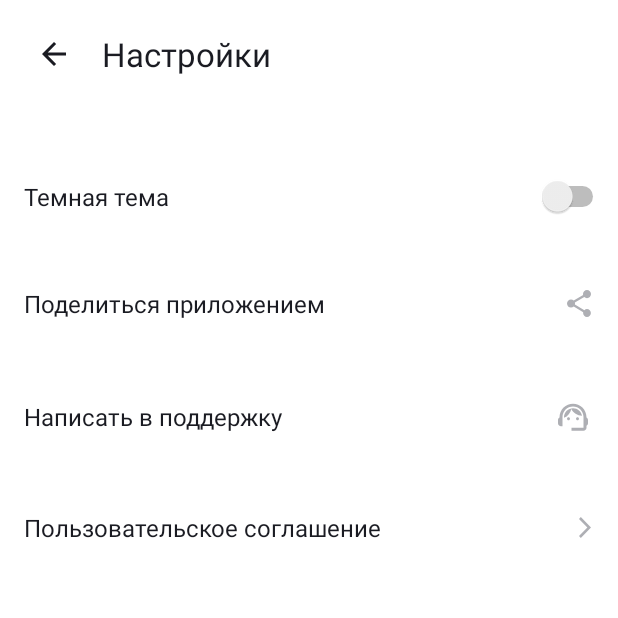
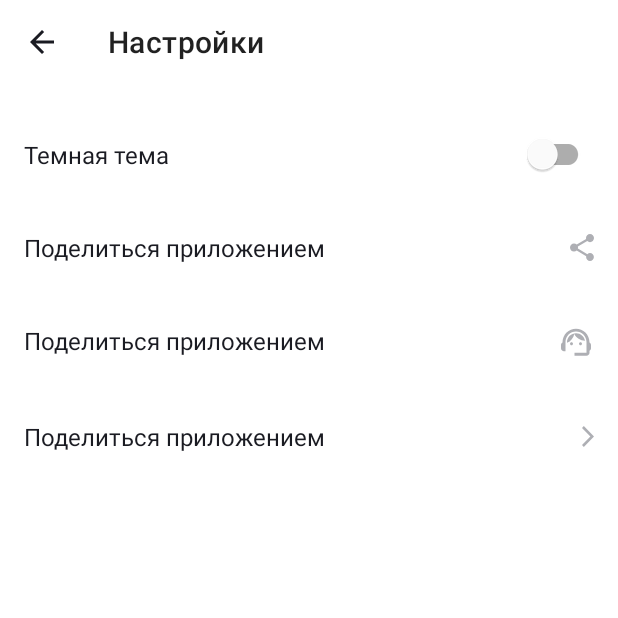
Before and after one commit to VaySpe/Playlist-Maker, an Android app: the screen it shows after launch (SettingsActivity), after a tap on "Настройки", on a phone screen of 412 x 824 dp, the top half of it. Run offline under Robolectric (Android 15) with nearby library versions, the phone set to English and light mode, and no system bars.

Commit message:
Improved HW 8 according to recommendations

```diff
--- a/app/src/main/AndroidManifest.xml
+++ b/app/src/main/AndroidManifest.xml
@@ -13,10 +13,10 @@
         android:theme="@style/Theme.MaterialComponents.DayNight.NoActionBar"
         tools:targetApi="31">
         <activity
-            android:name=".MainActivity3"
+            android:name=".SearchActivity"
             android:exported="false" />
         <activity
-            android:name=".MainActivity2"
+            android:name=".MediaLibraryActivity"
             android:exported="false" />
         <activity
             android:name=".SettingsActivity"
--- a/app/src/main/java/com/example/playlistmaker/MainActivity.kt
+++ b/app/src/main/java/com/example/playlistmaker/MainActivity.kt
@@ -3,9 +3,7 @@ package com.example.playlistmaker
 import android.content.Intent
 import androidx.appcompat.app.AppCompatActivity
 import android.os.Bundle
-import android.view.View
 import android.widget.Button
-import android.widget.Toast
 
 class MainActivity : AppCompatActivity() {
     override fun onCreate(savedInstanceState: Bundle?) {
@@ -14,18 +12,15 @@ class MainActivity : AppCompatActivity() {
 
         val searchBtn = findViewById<Button>(R.id.search)
 
-        val btnClickListener: View.OnClickListener = object : View.OnClickListener {
-            override fun onClick(v: View?) {
-                val displayIntent = Intent(this@MainActivity, MainActivity2::class.java)
-                startActivity(displayIntent)
-            }
+        searchBtn.setOnClickListener {
+            val displayIntent = Intent(this, SearchActivity::class.java)
+            startActivity(displayIntent)
         }
-        searchBtn.setOnClickListener(btnClickListener)
 
         val libraryBtn = findViewById<Button>(R.id.library)
 
         libraryBtn.setOnClickListener {
-            val displayIntent = Intent(this, MainActivity2::class.java)
+            val displayIntent = Intent(this, MediaLibraryActivity::class.java)
             startActivity(displayIntent)
         }
 
--- a/app/src/main/java/com/example/playlistmaker/MainActivity2.kt
+++ b/app/src/main/java/com/example/playlistmaker/MediaLibraryActivity.kt
@@ -3,9 +3,9 @@ package com.example.playlistmaker
 import androidx.appcompat.app.AppCompatActivity
 import android.os.Bundle
 
-class MainActivity2 : AppCompatActivity() {
+class MediaLibraryActivity : AppCompatActivity() {
     override fun onCreate(savedInstanceState: Bundle?) {
         super.onCreate(savedInstanceState)
-        setContentView(R.layout.activity_2)
+        setContentView(R.layout.activity_media_library)
     }
 }
--- a/app/src/main/java/com/example/playlistmaker/MainActivity3.kt
+++ b/app/src/main/java/com/example/playlistmaker/SearchActivity.kt
@@ -3,9 +3,9 @@ package com.example.playlistmaker
 import androidx.appcompat.app.AppCompatActivity
 import android.os.Bundle
 
-class MainActivity3 : AppCompatActivity() {
+class SearchActivity : AppCompatActivity() {
     override fun onCreate(savedInstanceState: Bundle?) {
         super.onCreate(savedInstanceState)
-        setContentView(R.layout.activity_3)
+        setContentView(R.layout.activity_search)
     }
 }
--- a/app/src/main/java/com/example/playlistmaker/SettingsActivity.kt
+++ b/app/src/main/java/com/example/playlistmaker/SettingsActivity.kt
@@ -4,6 +4,7 @@ import android.content.Intent
 import android.os.Bundle
 import android.widget.Button
 import android.widget.ImageButton
+import android.widget.Toolbar
 import androidx.appcompat.app.AppCompatActivity
 
 class SettingsActivity : AppCompatActivity() {
@@ -11,7 +12,7 @@ class SettingsActivity : AppCompatActivity() {
         super.onCreate(savedInstanceState)
         setContentView(R.layout.activity_settings)
 
-        val backSettingsBtn = findViewById<ImageButton>(R.id.settings_back)
+        val backSettingsBtn = findViewById<androidx.appcompat.widget.Toolbar>(R.id.settings_back)
 
         backSettingsBtn.setOnClickListener {
             val displayIntent = Intent(this, MainActivity::class.java)
--- a/app/src/main/res/drawable/arrow_back.xml
+++ b/app/src/main/res/drawable/arrow_back.xml
@@ -5,5 +5,5 @@
     android:viewportHeight="16">
   <path
       android:pathData="M16,7H3.83L9.42,1.41L8,0L0,8L8,16L9.41,14.59L3.83,9H16V7Z"
-      android:fillColor="#1A1B22"/>
+      android:fillColor="@color/black"/>
 </vector>
--- a/app/src/main/res/layout/activity_main.xml
+++ b/app/src/main/res/layout/activity_main.xml
@@ -7,8 +7,8 @@
     android:orientation="vertical"
     android:background="@color/background"
     tools:context=".MainActivity"
-    android:paddingHorizontal="16dp"
-    android:paddingBottom="20dp">
+    android:paddingHorizontal="@dimen/small_padding"
+    android:paddingBottom="@dimen/medium_padding">
 
     <TextView
         android:layout_width="match_parent"
@@ -17,12 +17,12 @@
         android:textColor="@color/white"
         android:textSize="@dimen/big_text"
         android:paddingBottom="12dp"
-        android:paddingTop="10dp"/>
+        android:paddingTop="8dp"/>
 
     <LinearLayout
         android:layout_width="match_parent"
         android:layout_height="match_parent"
-        android:layout_marginTop="16dp"
+        android:layout_marginTop="@dimen/small_padding"
         android:orientation="vertical">
 
         <Button
@@ -31,11 +31,11 @@
             android:layout_height="match_parent"
             android:layout_weight="1"
             android:backgroundTint="@color/white"
-            app:cornerRadius="16dp"
+            app:cornerRadius="@dimen/small_padding"
             app:icon="@drawable/ic_search"
             app:iconGravity="textStart"
             app:iconTint="@color/black"
-            app:iconPadding="10dp"
+            app:iconPadding="8dp"
             android:text="@string/search"
             android:textColor="@color/black"
             android:textSize="@dimen/big_text"
@@ -49,11 +49,11 @@
             android:layout_height="match_parent"
             android:layout_weight="1"
             android:backgroundTint="@color/white"
-            app:cornerRadius="16dp"
+            app:cornerRadius="@dimen/small_padding"
             app:icon="@drawable/ic_library"
             app:iconGravity="textStart"
             app:iconTint="@color/black"
-            app:iconPadding="10dp"
+            app:iconPadding="8dp"
             android:text="@string/library"
             android:textColor="@color/black"
             android:textSize="@dimen/big_text"
@@ -67,11 +67,11 @@
             android:layout_height="match_parent"
             android:layout_weight="1"
             android:backgroundTint="@color/white"
-            app:cornerRadius="16dp"
+            app:cornerRadius="@dimen/small_padding"
             app:icon="@drawable/ic_settings"
             app:iconGravity="textStart"
             app:iconTint="@color/black"
-            app:iconPadding="10dp"
+            app:iconPadding="8dp"
             android:text="@string/settings"
             android:textColor="@color/black"
             android:textSize="@dimen/big_text"
--- a/app/src/main/res/layout/activity_2.xml
+++ b/app/src/main/res/layout/activity_media_library.xml
@@ -4,6 +4,6 @@
     xmlns:tools="http://schemas.android.com/tools"
     android:layout_width="match_parent"
     android:layout_height="match_parent"
-    tools:context=".MainActivity2">
+    tools:context=".MediaLibraryActivity">
 
 </androidx.constraintlayout.widget.ConstraintLayout>
--- a/app/src/main/res/layout/activity_3.xml
+++ b/app/src/main/res/layout/activity_search.xml
@@ -4,6 +4,6 @@
     xmlns:tools="http://schemas.android.com/tools"
     android:layout_width="match_parent"
     android:layout_height="match_parent"
-    tools:context=".MainActivity3">
+    tools:context=".SearchActivity">
 
 </androidx.constraintlayout.widget.ConstraintLayout>
--- a/app/src/main/res/layout/activity_settings.xml
+++ b/app/src/main/res/layout/activity_settings.xml
@@ -7,137 +7,58 @@
     android:background="@color/white"
     android:orientation="vertical">
 
-        <LinearLayout
-            android:layout_width="wrap_content"
-            android:layout_height="wrap_content"
-            android:orientation="horizontal"
-            android:padding="16dp">
-
-            <ImageButton
-                android:id="@+id/settings_back"
-                android:layout_width="wrap_content"
-                android:layout_height="wrap_content"
-                android:background="@null"
-                android:src="@drawable/arrow_back"
-                android:padding="12dp"
-                android:foreground="?attr/selectableItemBackground"/>
-
-            <TextView
-                android:layout_width="wrap_content"
-                android:layout_height="wrap_content"
-                android:layout_marginStart="12dp"
-                android:text="@string/settings"
-                android:textSize="@dimen/big_text"
-                android:textColor="@color/black"
-                android:layout_gravity="center_vertical"/>
-        </LinearLayout>
+    <androidx.appcompat.widget.Toolbar
+        android:id="@+id/settings_back"
+        android:layout_height="?attr/actionBarSize"
+        android:layout_width="match_parent"
+        app:navigationIcon="@drawable/arrow_back"
+        app:title="@string/settings" />
 
     <LinearLayout
         android:layout_width="match_parent"
         android:layout_height="match_parent"
         android:orientation="vertical"
-        android:layout_marginTop="24dp">
+        android:layout_marginTop="@dimen/small_padding">
 
-        <FrameLayout
+        <com.google.android.material.switchmaterial.SwitchMaterial
             android:layout_width="match_parent"
             android:layout_height="wrap_content"
-            android:paddingTop="@dimen/medium_padding"
-            android:paddingBottom="@dimen/medium_padding">
+            android:gravity="center_vertical"
+            android:paddingHorizontal="@dimen/small_padding"
+            android:paddingVertical="@dimen/medium_padding"
+            android:text="@string/dark_mode"
+            android:textColor="@color/black"
+            android:textSize="@dimen/medium_text"/>
 
-            <TextView
-                android:layout_width="wrap_content"
-                android:layout_height="match_parent"
-                android:text="@string/dark_mode"
-                android:textSize="@dimen/medium_text"
-                android:layout_marginStart="16dp"
-                android:textColor="@color/black"
-                android:layout_gravity="center_vertical" />
-
-            <Switch
-                android:layout_width="wrap_content"
-                android:layout_height="wrap_content"
-                android:layout_gravity="end"
-                android:paddingEnd="6dp"/>
-
-        </FrameLayout>
-
-        <FrameLayout
+        <com.google.android.material.textview.MaterialTextView
             android:layout_width="match_parent"
             android:layout_height="wrap_content"
-            android:paddingTop="@dimen/medium_padding"
-            android:paddingBottom="@dimen/medium_padding">
+            android:drawableEnd="@drawable/share"
+            android:paddingHorizontal="@dimen/small_padding"
+            android:paddingVertical="@dimen/medium_padding"
+            android:text="@string/share"
+            android:textColor="@color/black"
+            android:textSize="@dimen/medium_text" />
 
-        <TextView
-            android:layout_width="wrap_content"
-            android:layout_height="match_parent"
-            android:text="@string/share"
-            android:textSize="@dimen/medium_text"
-            android:layout_marginStart="16dp"
-            android:textColor="@color/black"
-            android:layout_gravity="center_vertical"/>
-
-            <ImageButton
-                android:layout_width="wrap_content"
-                android:layout_height="wrap_content"
-                android:layout_gravity="end"
-                android:background="@null"
-                android:src="@drawable/share"
-                android:padding="6dp"
-                android:layout_marginEnd="12dp"/>
-
-        </FrameLayout>
-
-        <FrameLayout
+        <com.google.android.material.textview.MaterialTextView
             android:layout_width="match_parent"
             android:layout_height="wrap_content"
-            android:paddingTop="@dimen/medium_padding"
-            android:paddingBottom="@dimen/medium_padding">
+            android:drawableEnd="@drawable/support"
+            android:paddingHorizontal="@dimen/small_padding"
+            android:paddingVertical="@dimen/medium_padding"
+            android:text="@string/share"
+            android:textColor="@color/black"
+            android:textSize="@dimen/medium_text" />
 
-            <TextView
-                android:layout_width="wrap_content"
-                android:layout_height="match_parent"
-                android:text="@string/support"
-                android:textSize="@dimen/medium_text"
-                android:layout_marginStart="16dp"
-                android:textColor="@color/black"
-                android:layout_gravity="center_vertical"/>
-
-            <ImageButton
-                android:layout_width="wrap_content"
-                android:layout_height="wrap_content"
-                android:layout_gravity="end"
-                android:background="@null"
-                android:src="@drawable/support"
-                android:padding="6dp"
-                android:layout_marginEnd="12dp"/>
-
-        </FrameLayout>
-
-        <FrameLayout
+        <com.google.android.material.textview.MaterialTextView
             android:layout_width="match_parent"
             android:layout_height="wrap_content"
-            android:paddingTop="@dimen/medium_padding"
-            android:paddingBottom="@dimen/medium_padding">
-
-            <TextView
-                android:layout_width="wrap_content"
-                android:layout_height="match_parent"
-                android:text="@string/doc"
-                android:textSize="@dimen/medium_text"
-                android:layout_marginStart="16dp"
-                android:textColor="@color/black"
-                android:layout_gravity="center_vertical"/>
-
-            <ImageButton
-                android:layout_width="wrap_content"
-                android:layout_height="wrap_content"
-                android:layout_gravity="end"
-                android:background="@null"
-                android:src="@drawable/arrow_forward"
-                android:padding="6dp"
-                android:layout_marginEnd="12dp"/>
-
-        </FrameLayout>
+            android:drawableEnd="@drawable/arrow_forward"
+            android:paddingHorizontal="@dimen/small_padding"
+            android:paddingVertical="@dimen/medium_padding"
+            android:text="@string/share"
+            android:textColor="@color/black"
+            android:textSize="@dimen/medium_text" />
 
     </LinearLayout>
 
--- a/app/src/main/res/values/dimens.xml
+++ b/app/src/main/res/values/dimens.xml
@@ -1,6 +1,7 @@
 <?xml version="1.0" encoding="utf-8"?>
 <resources>
     <dimen name="medium_text">16sp</dimen>
-    <dimen name="big_text">22sp</dimen>
-    <dimen name="medium_padding">21dp</dimen>
+    <dimen name="big_text">24sp</dimen>
+    <dimen name="medium_padding">20dp</dimen>
+    <dimen name="small_padding">16dp</dimen>
 </resources>
--- /dev/null
+++ b/app/src/main/res/values/styles.xml
@@ -0,0 +1,6 @@
+<?xml version="1.0" encoding="utf-8"?>
+<resources>
+    <style name="ToolbarStyle">
+        <item name="android:orientation">horizontal</item>
+    </style>
+</resources>
```
